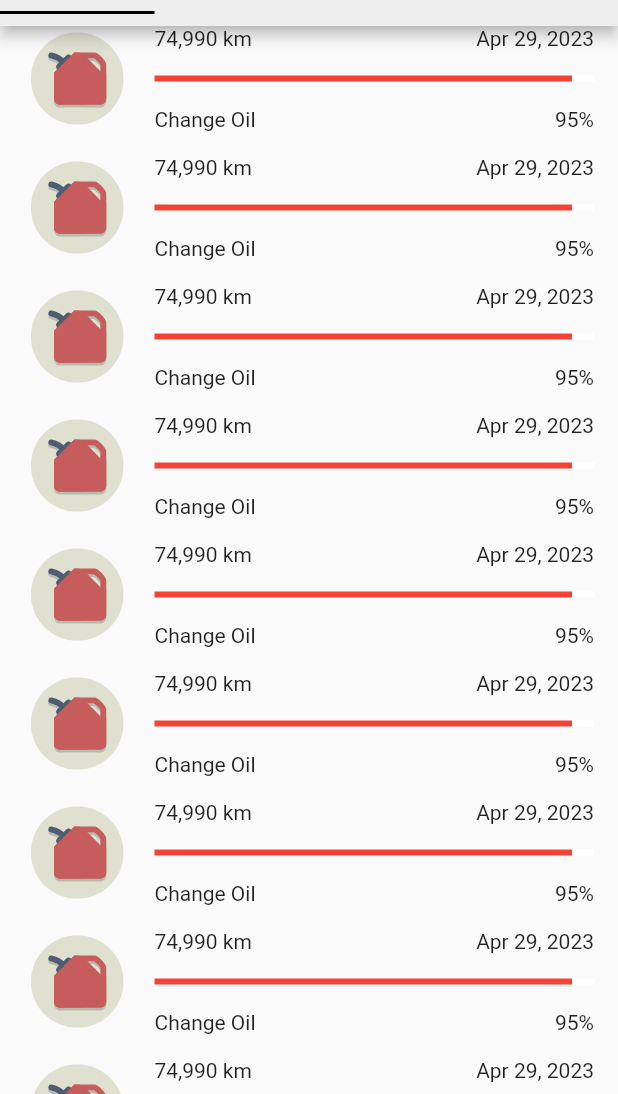
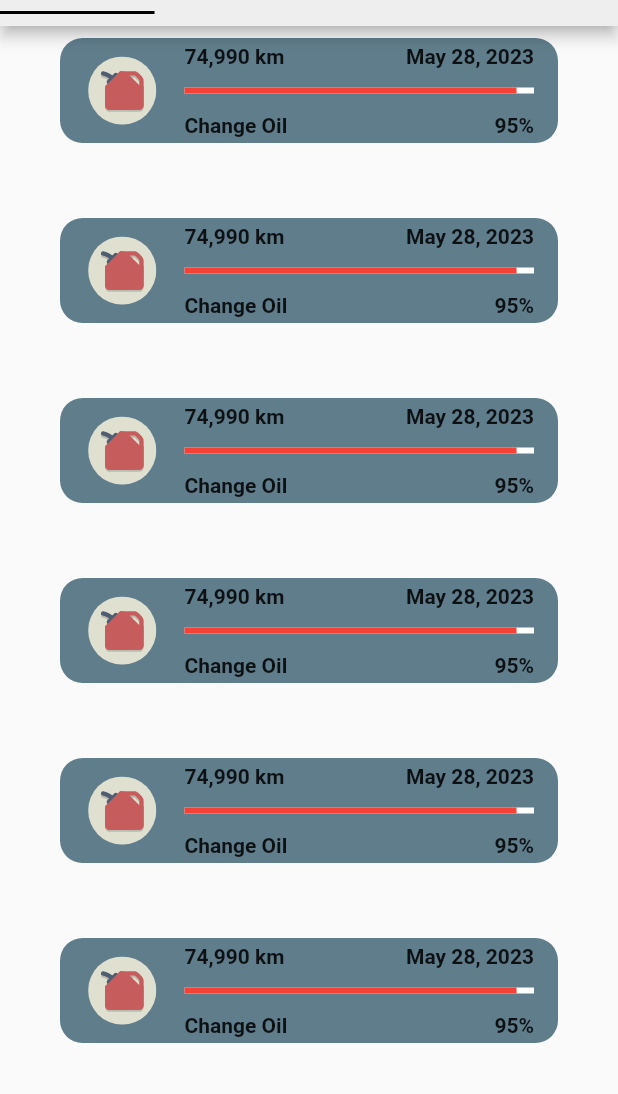
Before and after one commit to basilis0606/MainTena, a Flutter app: the screen it shows after launch, on a phone screen of 412 x 824 dp, the part 142-1236 px from its top. Run offline on Flutter 3.47's test engine with Material 2 defaults, Android fonts, the phone set to English and light mode, and no system bars; our stand-ins replace flutter_svg.

Commit message:
Some changes to the listview

```diff
--- a/src/lib/fragments/garage/expenses.dart
+++ b/src/lib/fragments/garage/expenses.dart
@@ -7,20 +7,25 @@ class Expenses extends StatelessWidget {
 
   @override
   Widget build(BuildContext context) {
-    return ListView.separated(
+    // Add padding to the listview
+    return Padding(
+      padding: const EdgeInsets.symmetric(
+          horizontal: 40, vertical: 8), // Adjust the padding value as needed
+      child: ListView.separated(
         itemCount: 15,
         itemBuilder: (BuildContext context, int index) {
           return SquareWidget2(
             icon: 'assets/icons/gas.svg',
             upLeftText: "74,990 km",
-          upRightText: "Apr 29, 2023",
+            date: DateTime.now(),
             downLeftText: "Change Oil",
             progress: 0.95,
           );
         },
         separatorBuilder: (BuildContext context, int index) {
-        return const SizedBox(height: 16);
+          return const SizedBox(height: 50);
         },
+      ),
     );
   }
 }
--- a/src/lib/widgets/2_square_widget.dart
+++ b/src/lib/widgets/2_square_widget.dart
@@ -1,12 +1,14 @@
 import 'package:flutter/material.dart';
 import 'package:flutter_svg/flutter_svg.dart';
+// import intl package for date formatting
+import 'package:intl/intl.dart';
 
 class SquareWidget2 extends StatelessWidget {
   final double size = 35;
-  final Color color = Colors.transparent;
+  final Color color = Colors.blueGrey;
   final String icon;
   final String upLeftText;
-  final String upRightText;
+  final DateTime date;
   final String downLeftText;
   final double? progress;
 
@@ -14,13 +16,17 @@ class SquareWidget2 extends StatelessWidget {
       {Key? key,
       required this.icon,
       required this.upLeftText,
-      required this.upRightText,
+      required this.date,
       required this.downLeftText,
       this.progress})
       : super(key: key);
 
   @override
   Widget build(BuildContext context) {
+    // Convert date to string, with month name instead of number
+
+    String upRightText = DateFormat('MMM d, yyyy').format(date);
+
     return Container(
       decoration: BoxDecoration(
         color: color,
@@ -36,11 +42,11 @@ class SquareWidget2 extends StatelessWidget {
               mainAxisAlignment: MainAxisAlignment.center,
               children: [
                 Center(
-                  child: FractionallySizedBox(
-                    widthFactor: 0.6,
-                    child: SvgPicture.asset(icon),
-                  ),
-                ),
+                    child: SvgPicture.asset(
+                  icon,
+                  height: size * 1.3,
+                  width: size * 1.3,
+                )),
               ],
             ),
           ),
@@ -49,11 +55,17 @@ class SquareWidget2 extends StatelessWidget {
             child: Column(
               children: [
                 // add 3 rows
-                Row(
+                Padding(
+                  padding: const EdgeInsets.only(
+                      top: 4.0), // Adjust the padding value as needed
+                  child: Row(
                     children: [
                       // Add column with text
                       Expanded(
-                      child: Text(upLeftText),
+                        child: Text(
+                          upLeftText,
+                          style: const TextStyle(fontWeight: FontWeight.w600),
+                        ),
                       ),
                       // Add column with text
                       Expanded(
@@ -61,11 +73,18 @@ class SquareWidget2 extends StatelessWidget {
                           alignment: Alignment.centerRight,
                           child: Padding(
                             padding: const EdgeInsets.only(right: 16.0),
-                            child: Text(upRightText),
-                          )),
+                            child: Text(
+                              upRightText,
+                              style:
+                                  const TextStyle(fontWeight: FontWeight.w600),
+                            ),
+                          ),
+                        ),
                       ),
                     ],
                   ),
+                ),
+
                 Expanded(
                   child: Row(
                     children: [
@@ -86,26 +105,34 @@ class SquareWidget2 extends StatelessWidget {
                     ],
                   ),
                 ),
-                Row(
+                Padding(
+                  padding: const EdgeInsets.only(
+                      bottom: 4.0), // Adjust the bottom padding value as needed
+                  child: Row(
                     children: [
                       Expanded(
-                      child: Text(downLeftText),
-                    ),
-                    // Add column with text
+                          child: Text(downLeftText,
+                              style: const TextStyle(
+                                  fontWeight: FontWeight.w600))),
                       const Expanded(
                         child: SizedBox(),
                       ),
-                    // Add column with text
                       if (progress != null)
                         Expanded(
                           child: Align(
                             alignment: Alignment.centerRight,
                             child: Padding(
                               padding: const EdgeInsets.only(right: 16.0),
-                              child: Text("${(progress! * 100).toInt()}%"),
-                            )),
+                              child: Text(
+                                "${(progress! * 100).toInt()}%",
+                                style: const TextStyle(
+                                    fontWeight: FontWeight.w600),
+                              ),
+                            ),
+                          ),
                         ),
                     ],
+                  ),
                 ),
               ],
             ),
--- a/src/pubspec.yaml
+++ b/src/pubspec.yaml
@@ -38,6 +38,7 @@ dependencies:
   sqflite: ^2.2.6
   path: ^1.8.2
   flutter_svg: ^2.0.5
+  intl: ^0.18.1
 
 dev_dependencies:
   flutter_test:
```
Also changed, not shown: src/assets/icons/maintenance.svg (added), src/pubspec.lock, 1 other file. Lines whose indentation alone changed are shown as unchanged.
